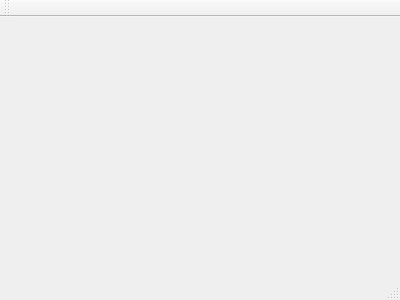
First picture: the form in mainwindow.ui, repository BetaKapy/MD5-checksum-generator, before the edit.
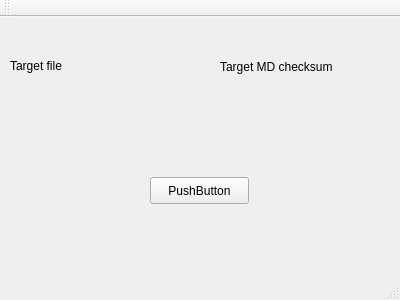
Second picture: the form after the edit.

What changed in the file:
```diff
--- a/mainwindow.ui
+++ b/mainwindow.ui
@@ -12,13 +12,68 @@
   <property name="windowTitle" >
    <string>MainWindow</string>
   </property>
-  <widget class="QMenuBar" name="menuBar" />
-  <widget class="QToolBar" name="mainToolBar" />
-  <widget class="QWidget" name="centralWidget" />
-  <widget class="QStatusBar" name="statusBar" />
+  <widget class="QWidget" name="centralWidget">
+   <widget class="QPushButton" name="pushButton_2">
+    <property name="geometry">
+     <rect>
+      <x>150</x>
+      <y>160</y>
+      <width>99</width>
+      <height>27</height>
+     </rect>
+    </property>
+    <property name="text">
+     <string>PushButton</string>
+    </property>
+   </widget>
+   <widget class="QLabel" name="label">
+    <property name="geometry">
+     <rect>
+      <x>10</x>
+      <y>40</y>
+      <width>71</width>
+      <height>17</height>
+     </rect>
+    </property>
+    <property name="text">
+     <string>Target file</string>
+    </property>
+   </widget>
+   <widget class="QLabel" name="label_2">
+    <property name="geometry">
+     <rect>
+      <x>220</x>
+      <y>40</y>
+      <width>161</width>
+      <height>20</height>
+     </rect>
+    </property>
+    <property name="text">
+     <string>Target MD checksum</string>
+    </property>
+   </widget>
+  </widget>
+  <widget class="QMenuBar" name="menuBar">
+   <property name="geometry">
+    <rect>
+     <x>0</x>
+     <y>0</y>
+     <width>400</width>
+     <height>25</height>
+    </rect>
+   </property>
+  </widget>
+  <widget class="QToolBar" name="mainToolBar">
+   <attribute name="toolBarArea">
+    <enum>TopToolBarArea</enum>
+   </attribute>
+   <attribute name="toolBarBreak">
+    <bool>false</bool>
+   </attribute>
+  </widget>
+  <widget class="QStatusBar" name="statusBar"/>
  </widget>
- <layoutDefault spacing="6" margin="11" />
- <pixmapfunction></pixmapfunction>
+ <layoutdefault spacing="6" margin="11"/>
  <resources/>
  <connections/>
 </ui>
```
Left out of the diff: 7 changed lines with no effect on the pictures.
